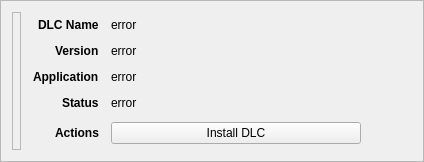
RareDevs/Rare, file rare/ui/components/tabs/games/game_info/game_dlc_widget.ui: the form before one commit.
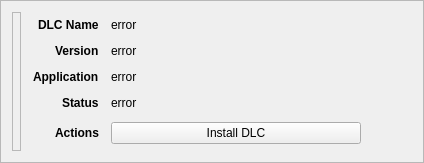
The form after the commit.

The edit to the form file:
```diff
--- a/rare/ui/components/tabs/games/game_info/game_dlc_widget.ui
+++ b/rare/ui/components/tabs/games/game_info/game_dlc_widget.ui
@@ -7,7 +7,7 @@
     <x>0</x>
     <y>0</y>
     <width>424</width>
-    <height>162</height>
+    <height>163</height>
    </rect>
   </property>
   <property name="sizePolicy">
```
Left out of the diff: 2 changed lines with no effect on the pictures.
